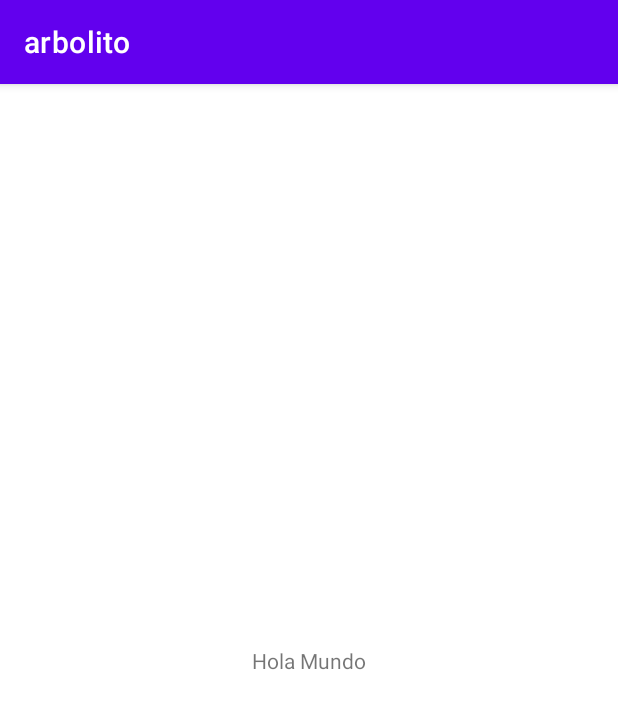
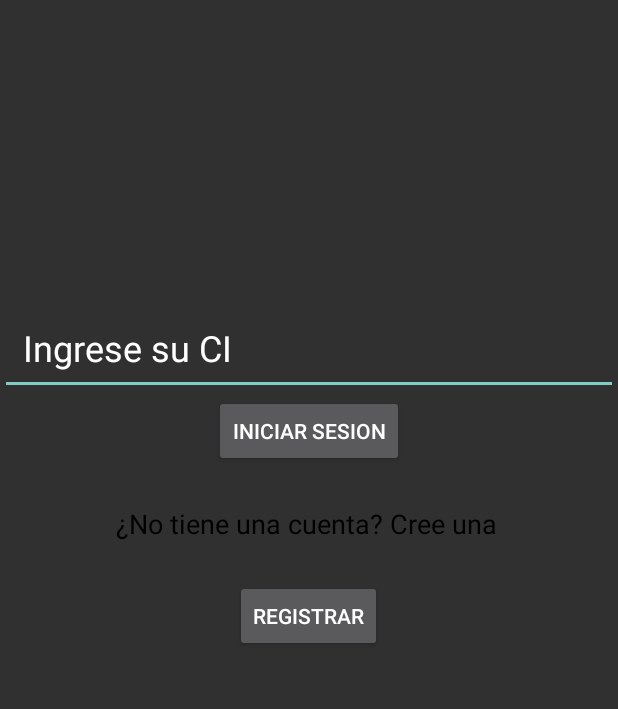
Before and after one commit to gracefurya/arbolito, an Android app: the screen it shows after launch (MainActivity), on a phone screen of 412 x 824 dp. Shown: the top 709 px of the screen. Run offline under Robolectric (Android 15) with nearby library versions, the phone set to English and light mode, and no system bars.

Commit message:
se diseño la ventana 1

```diff
--- a/app/src/main/res/layout/activity_main.xml
+++ b/app/src/main/res/layout/activity_main.xml
@@ -1,18 +1,48 @@
 <?xml version="1.0" encoding="utf-8"?>
-<androidx.constraintlayout.widget.ConstraintLayout xmlns:android="http://schemas.android.com/apk/res/android"
+<RelativeLayout xmlns:android="http://schemas.android.com/apk/res/android"
     xmlns:app="http://schemas.android.com/apk/res-auto"
     xmlns:tools="http://schemas.android.com/tools"
     android:layout_width="match_parent"
     android:layout_height="match_parent"
     tools:context=".MainActivity">
 
-    <TextView
+    <EditText
+        android:id="@+id/LoginUserCi"
+        android:layout_width="match_parent"
+        android:layout_height="wrap_content"
+        android:layout_marginTop="200dp"
+        android:ems="10"
+        android:inputType="textPersonName"
+        android:padding="15dp"
+        android:text="Ingrese su CI"
+        android:textSize="24sp" />
+
+    <Button
+        android:id="@+id/ButtonIniciarSession"
+        android:layout_below="@id/LoginUserCi"
         android:layout_width="wrap_content"
         android:layout_height="wrap_content"
-        android:text="Hola Mundo"
-        app:layout_constraintBottom_toBottomOf="parent"
-        app:layout_constraintLeft_toLeftOf="parent"
-        app:layout_constraintRight_toRightOf="parent"
-        app:layout_constraintTop_toTopOf="parent" />
+        android:layout_centerInParent="true"
+        android:text="Iniciar Sesion" />
 
-</androidx.constraintlayout.widget.ConstraintLayout>
+    <Button
+        android:id="@+id/ButtonRegistrar"
+        android:layout_below="@id/MensajeOpcion"
+        android:layout_centerHorizontal="true"
+        android:layout_marginTop="25dp"
+        android:layout_width="wrap_content"
+        android:layout_height="wrap_content"
+        android:text="Registrar" />
+
+    <TextView
+        android:id="@+id/MensajeOpcion"
+        android:layout_width="match_parent"
+        android:layout_height="wrap_content"
+        android:layout_below="@id/ButtonIniciarSession"
+
+        android:layout_marginTop="25dp"
+        android:gravity="center"
+        android:text="¿No tiene una cuenta? Cree una "
+        android:textColor="@color/black"
+        android:textSize="18sp" />
+</RelativeLayout>
--- a/app/src/main/res/values/themes.xml
+++ b/app/src/main/res/values/themes.xml
@@ -1,6 +1,6 @@
 <resources xmlns:tools="http://schemas.android.com/tools">
     <!-- Base application theme. -->
-    <style name="Theme.Arbolito" parent="Theme.MaterialComponents.DayNight.DarkActionBar">
+    <style name="Theme.Arbolito" parent="Theme.MaterialComponents.NoActionBar.Bridge">
         <!-- Primary brand color. -->
         <item name="colorPrimary">@color/purple_500</item>
         <item name="colorPrimaryVariant">@color/purple_700</item>
```
